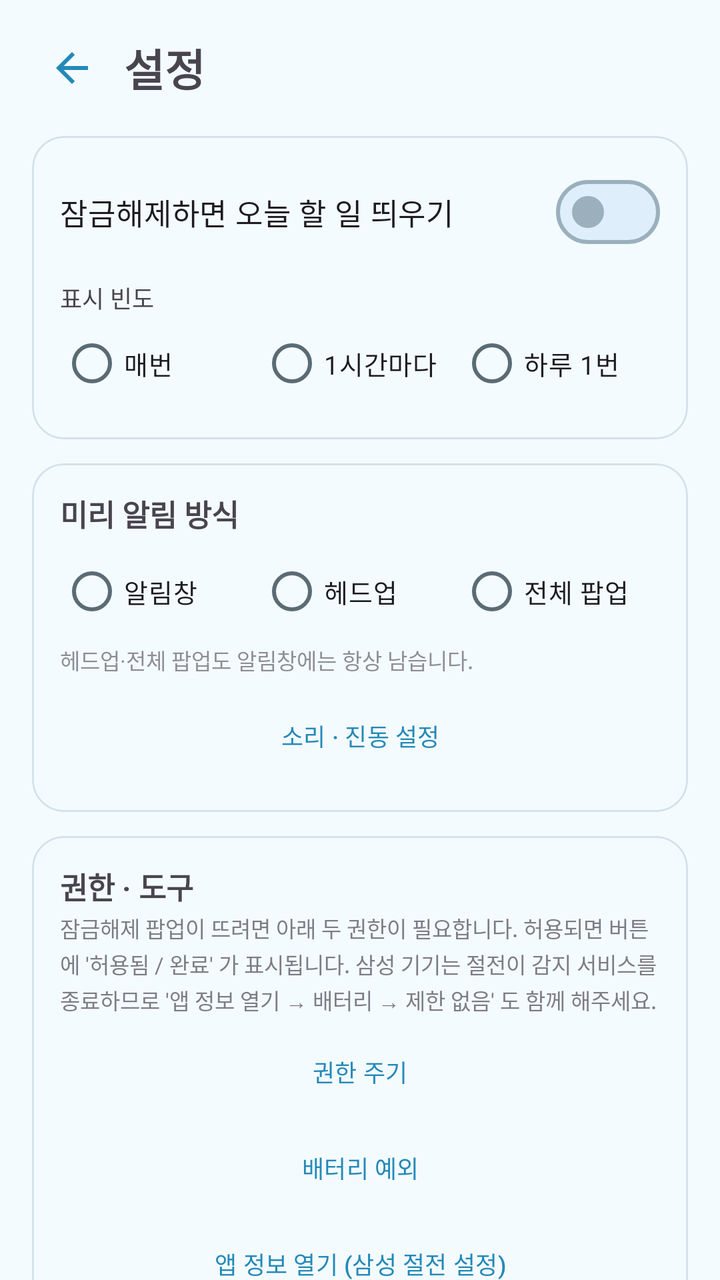
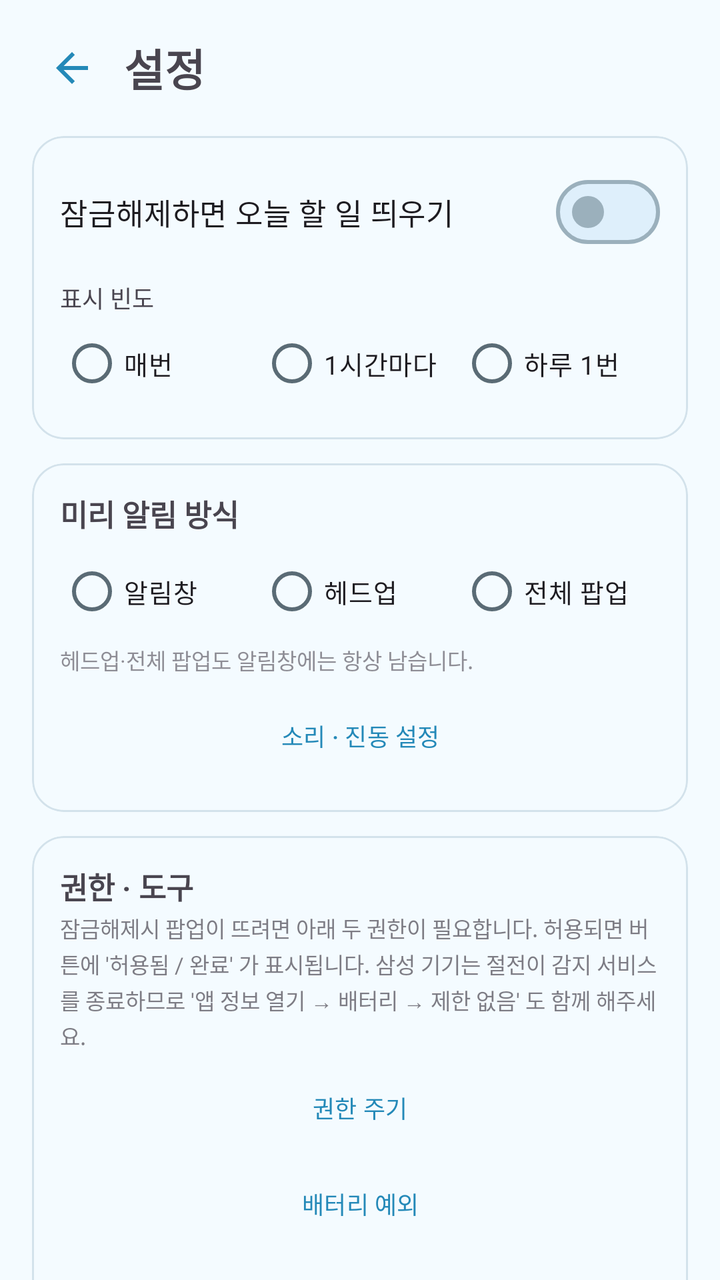

Two renders of the same Android screen: before a commit and after it. Below are the layout's source before the change and the commit's diff.
<!-- AndroidManifest.xml: application theme Theme.TodoLock -->
<!-- res/layout/activity_settings.xml -->
<?xml version="1.0" encoding="utf-8"?>
<androidx.core.widget.NestedScrollView xmlns:android="http://schemas.android.com/apk/res/android"
    xmlns:app="http://schemas.android.com/apk/res-auto"
    android:layout_width="match_parent"
    android:layout_height="match_parent"
    android:fitsSystemWindows="true"
    android:fillViewport="true">

    <LinearLayout
        android:layout_width="match_parent"
        android:layout_height="wrap_content"
        android:orientation="vertical"
        android:paddingStart="16dp"
        android:paddingEnd="16dp"
        android:paddingTop="14dp"
        android:paddingBottom="24dp">

        <LinearLayout
            android:layout_width="match_parent"
            android:layout_height="wrap_content"
            android:orientation="horizontal"
            android:gravity="center_vertical">

            <ImageButton
                android:id="@+id/btnBack"
                android:layout_width="40dp"
                android:layout_height="40dp"
                android:padding="8dp"
                android:src="@drawable/ic_back"
                app:tint="?attr/colorPrimary"
                android:background="?attr/selectableItemBackgroundBorderless"
                android:contentDescription="뒤로" />

            <TextView
                android:layout_width="0dp"
                android:layout_height="wrap_content"
                android:layout_weight="1"
                android:layout_marginStart="6dp"
                android:text="설정"
                android:textSize="22sp"
                android:textStyle="bold" />
        </LinearLayout>

        
        <com.google.android.material.card.MaterialCardView
            android:layout_width="match_parent"
            android:layout_height="wrap_content"
            android:layout_marginTop="14dp"
            app:cardCornerRadius="16dp"
            app:cardElevation="0dp"
            app:strokeWidth="1dp">

            <LinearLayout
                android:layout_width="match_parent"
                android:layout_height="wrap_content"
                android:orientation="vertical"
                android:padding="14dp">

                <com.google.android.material.materialswitch.MaterialSwitch
                    android:id="@+id/swEnabled"
                    android:layout_width="match_parent"
                    android:layout_height="wrap_content"
                    android:text="잠금해제하면 오늘 할 일 띄우기"
                    android:textSize="15sp" />

                <TextView
                    android:layout_width="match_parent"
                    android:layout_height="wrap_content"
                    android:layout_marginTop="10dp"
                    android:text="표시 빈도"
                    android:textSize="12sp"
                    android:textColor="?android:attr/textColorSecondary" />

                <RadioGroup
                    android:id="@+id/rgMode"
                    android:layout_width="match_parent"
                    android:layout_height="wrap_content"
                    android:orientation="horizontal">

                    <RadioButton
                        android:id="@+id/rbAlways"
                        android:layout_width="0dp"
                        android:layout_height="wrap_content"
                        android:layout_weight="1"
                        android:textSize="13sp"
                        android:text="매번" />

                    <RadioButton
                        android:id="@+id/rbHourly"
                        android:layout_width="0dp"
                        android:layout_height="wrap_content"
                        android:layout_weight="1"
                        android:textSize="13sp"
                        android:text="1시간마다" />

                    <RadioButton
                        android:id="@+id/rbOnce"
                        android:layout_width="0dp"
                        android:layout_height="wrap_content"
                        android:layout_weight="1"
                        android:textSize="13sp"
                        android:text="하루 1번" />
                </RadioGroup>
            </LinearLayout>
        </com.google.android.material.card.MaterialCardView>

        
        <com.google.android.material.card.MaterialCardView
            android:layout_width="match_parent"
            android:layout_height="wrap_content"
            android:layout_marginTop="12dp"
            app:cardCornerRadius="16dp"
            app:cardElevation="0dp"
            app:strokeWidth="1dp">

            <LinearLayout
                android:layout_width="match_parent"
                android:layout_height="wrap_content"
                android:orientation="vertical"
                android:padding="14dp">

                <TextView
                    android:layout_width="match_parent"
                    android:layout_height="wrap_content"
                    android:text="미리 알림 방식"
                    android:textSize="15sp"
                    android:textStyle="bold" />

                <RadioGroup
                    android:id="@+id/rgRemind"
                    android:layout_width="match_parent"
                    android:layout_height="wrap_content"
                    android:orientation="horizontal"
                    android:layout_marginTop="4dp">

                    <RadioButton
                        android:id="@+id/rbShade"
                        android:layout_width="0dp"
                        android:layout_height="wrap_content"
                        android:layout_weight="1"
                        android:textSize="13sp"
                        android:text="알림창" />

                    <RadioButton
                        android:id="@+id/rbHeadsUp"
                        android:layout_width="0dp"
                        android:layout_height="wrap_content"
                        android:layout_weight="1"
                        android:textSize="13sp"
                        android:text="헤드업" />

                    <RadioButton
                        android:id="@+id/rbPopup"
                        android:layout_width="0dp"
                        android:layout_height="wrap_content"
                        android:layout_weight="1"
                        android:textSize="13sp"
                        android:text="전체 팝업" />
                </RadioGroup>

                <TextView
                    android:layout_width="match_parent"
                    android:layout_height="wrap_content"
                    android:layout_marginTop="2dp"
                    android:textSize="11sp"
                    android:alpha="0.6"
                    android:text="헤드업·전체 팝업도 알림창에는 항상 남습니다." />

                <com.google.android.material.button.MaterialButton
                    android:id="@+id/btnRemindSound"
                    style="@style/Widget.Material3.Button.TextButton"
                    android:layout_width="match_parent"
                    android:layout_height="wrap_content"
                    android:layout_marginTop="6dp"
                    android:textSize="12sp"
                    android:text="소리 · 진동 설정" />
            </LinearLayout>
        </com.google.android.material.card.MaterialCardView>

        
        <com.google.android.material.card.MaterialCardView
            android:layout_width="match_parent"
            android:layout_height="wrap_content"
            android:layout_marginTop="12dp"
            app:cardCornerRadius="16dp"
            app:cardElevation="0dp"
            app:strokeWidth="1dp">

            <LinearLayout
                android:layout_width="match_parent"
                android:layout_height="wrap_content"
                android:orientation="vertical"
                android:padding="14dp">

                <TextView
                    android:layout_width="match_parent"
                    android:layout_height="wrap_content"
                    android:text="권한 · 도구"
                    android:textSize="15sp"
                    android:textStyle="bold" />

                
                <TextView
                    android:layout_width="match_parent"
                    android:layout_height="wrap_content"
                    android:layout_marginTop="2dp"
                    android:textSize="11sp"
                    android:alpha="0.7"
                    android:lineSpacingExtra="2dp"
                    android:text="잠금해제 팝업이 뜨려면 아래 두 권한이 필요합니다. 허용되면 버튼에 '허용됨 / 완료' 가 표시됩니다. 삼성 기기는 절전이 감지 서비스를 종료하므로 '앱 정보 열기 → 배터리 → 제한 없음' 도 함께 해주세요." />

                <TextView
                    android:id="@+id/tvPermWarn"
                    android:layout_width="match_parent"
                    android:layout_height="wrap_content"
                    android:layout_marginTop="4dp"
                    android:textSize="12sp"
                    android:textColor="?attr/colorError"
                    android:text="⚠ '다른 앱 위에 표시' 권한이 없으면 팝업 대신 알림으로만 표시됩니다."
                    android:visibility="gone" />

                <com.google.android.material.button.MaterialButton
                    android:id="@+id/btnOverlay"
                    style="@style/Widget.Material3.Button.TextButton"
                    android:layout_width="match_parent"
                    android:layout_height="wrap_content"
                    android:layout_marginTop="4dp"
                    android:textSize="12sp"
                    android:text="권한 주기" />

                <TextView
                    android:id="@+id/tvBatteryWarn"
                    android:layout_width="match_parent"
                    android:layout_height="wrap_content"
                    android:layout_marginTop="4dp"
                    android:textSize="12sp"
                    android:textColor="?attr/colorError"
                    android:text="⚠ 배터리 예외가 없으면 절전 기능이 감지 서비스를 종료해, 팝업이 안 뜨는 날이 생깁니다."
                    android:visibility="gone" />

                <com.google.android.material.button.MaterialButton
                    android:id="@+id/btnBattery"
                    style="@style/Widget.Material3.Button.TextButton"
                    android:layout_width="match_parent"
                    android:layout_height="wrap_content"
                    android:textSize="12sp"
                    android:text="배터리 예외" />

                
                <com.google.android.material.button.MaterialButton
                    android:id="@+id/btnAppInfo"
                    style="@style/Widget.Material3.Button.TextButton"
                    android:layout_width="match_parent"
                    android:layout_height="wrap_content"
                    android:textSize="12sp"
                    android:text="앱 정보 열기 (삼성 절전 설정)" />

                <com.google.android.material.button.MaterialButton
                    android:id="@+id/btnHideOngoing"
                    style="@style/Widget.Material3.Button.TextButton"
                    android:layout_width="match_parent"
                    android:layout_height="wrap_content"
                    android:textSize="12sp"
                    android:text="상단 'TodoLock 실행 중' 알림 숨기기" />

                <com.google.android.material.button.MaterialButton
                    android:id="@+id/btnTest"
                    style="@style/Widget.Material3.Button.TextButton"
                    android:layout_width="match_parent"
                    android:layout_height="wrap_content"
                    android:textSize="12sp"
                    android:text="팝업 미리보기" />
            </LinearLayout>
        </com.google.android.material.card.MaterialCardView>
    </LinearLayout>
</androidx.core.widget.NestedScrollView>
<!-- resources referenced by this layout -->
<resources>
  <!-- drawable ic_back (drawable) -->
  <?xml version="1.0" encoding="utf-8"?>
  <vector xmlns:android="http://schemas.android.com/apk/res/android"
      android:width="24dp"
      android:height="24dp"
      android:viewportWidth="24"
      android:viewportHeight="24"
      android:autoMirrored="true">
      <path
          android:fillColor="@android:color/white"
          android:pathData="M20,11H7.83l5.59,-5.59L12,4l-8,8 8,8 1.41,-1.41L7.83,13H20z" />
  </vector>
  <color name="md_primary">#2489B8</color>
  <color name="md_on_primary">#FFFFFF</color>
  <color name="md_primary_container">#DCF2FE</color>
  <color name="md_on_primary_container">#1B5673</color>
  <color name="md_secondary">#4E616D</color>
  <color name="md_on_secondary">#FFFFFF</color>
  <color name="md_secondary_container">#D1E5F4</color>
  <color name="md_on_secondary_container">#0A1E28</color>
  <color name="md_tertiary">#5F5B7D</color>
  <color name="md_on_tertiary">#FFFFFF</color>
  <color name="md_tertiary_container">#E5DEFF</color>
  <color name="md_on_tertiary_container">#1B1736</color>
  <color name="md_error">#BA1A1A</color>
  <color name="md_on_error">#FFFFFF</color>
  <color name="md_error_container">#FFDAD6</color>
  <color name="md_on_error_container">#410002</color>
  <color name="md_background">#F4FBFF</color>
  <color name="md_on_background">#2C3A42</color>
  <color name="md_surface">#F4FBFF</color>
  <color name="md_on_surface">#2C3A42</color>
  <color name="md_surface_variant">#E3EEF5</color>
  <color name="md_on_surface_variant">#5A6B75</color>
  <color name="md_outline">#9BB0BC</color>
  <color name="md_outline_variant">#D3E2EB</color>
  <color name="md_inverse_surface">#2E3133</color>
  <color name="md_inverse_on_surface">#EFF1F3</color>
  <color name="md_inverse_primary">#83CFFF</color>
  <color name="md_surface_dim">#DDEBF4</color>
  <color name="md_surface_bright">#FBFDFF</color>
  <color name="md_surface_container_lowest">#FFFFFF</color>
  <color name="md_surface_container_low">#F9FCFF</color>
  <color name="md_surface_container">#EFF8FE</color>
  <color name="md_surface_container_high">#E7F4FD</color>
  <color name="md_surface_container_highest">#DEEFFB</color>
  <color name="sky_bright">#4FBDE8</color>
</resources>

<!-- the commit's change to res/layout/activity_settings.xml (unified diff, before → after) -->
@@ -207,7 +207,7 @@
                     android:textSize="11sp"
                     android:alpha="0.7"
                     android:lineSpacingExtra="2dp"
-                    android:text="잠금해제 팝업이 뜨려면 아래 두 권한이 필요합니다. 허용되면 버튼에 '허용됨 / 완료' 가 표시됩니다. 삼성 기기는 절전이 감지 서비스를 종료하므로 '앱 정보 열기 → 배터리 → 제한 없음' 도 함께 해주세요." />
+                    android:text="잠금해제시 팝업이 뜨려면 아래 두 권한이 필요합니다. 허용되면 버튼에 '허용됨 / 완료' 가 표시됩니다. 삼성 기기는 절전이 감지 서비스를 종료하므로 '앱 정보 열기 → 배터리 → 제한 없음' 도 함께 해주세요." />
 
                 <TextView
                     android:id="@+id/tvPermWarn"
